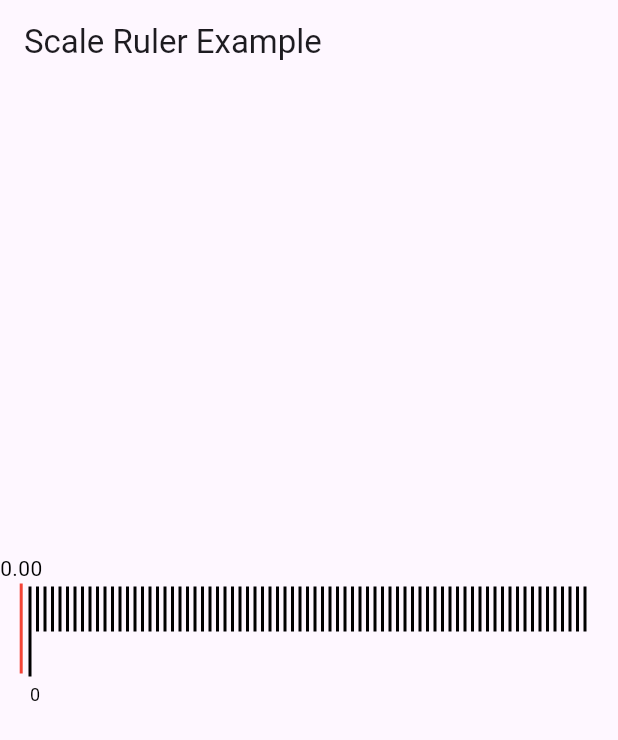
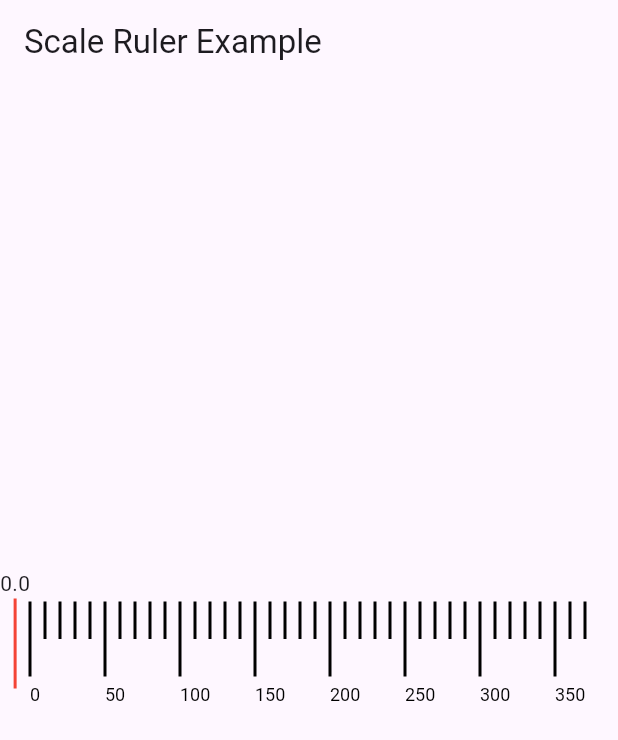
Before and after one commit to ShaheenDevs/ruler_scale_indicator, a Flutter app: the screen it shows after launch, on a phone screen of 412 x 824 dp. Shown: the top 740 px of the screen. Run offline on Flutter 3.47's test engine with Material 3 defaults, Android fonts, the phone set to English and light mode, and no system bars.

Commit message:
add scale

```diff
--- a/lib/ruler_scale_indicator.dart
+++ b/lib/ruler_scale_indicator.dart
@@ -38,15 +38,8 @@ class _ScaleRulerState extends State<ScaleRuler> {
           _selectedPosition = _selectedPosition.clamp(
               0.0, MediaQuery.of(context).size.width - 40);
         });
-
-        // Calculate the selected value based on position
-        double selectedValue = widget.minRange +
-            (_selectedPosition /
-                (MediaQuery.of(context).size.width - 40)) *
-                (widget.maxRange - widget.minRange);
-
         // Log the selected value
-        log('Selected Value: ${selectedValue.toStringAsFixed(widget.decimalPlaces)}');
+        log('Selected Position: ${_selectedPosition.toInt()}');
       },
       child: Stack(
         children: [
@@ -54,14 +47,10 @@ class _ScaleRulerState extends State<ScaleRuler> {
             padding: const EdgeInsets.only(top: 22.0),
             child: Container(
               width: double.infinity,
-              height: widget.rulerHeight,
+              height: 100,
               padding: const EdgeInsets.symmetric(horizontal: 20),
               child: CustomPaint(
-                painter: ScaleRulerPainter(
-                  minRange: widget.minRange,
-                  maxRange: widget.maxRange,
-                  lineSpacing: widget.lineSpacing,
-                ),
+                painter: ScaleRulerPainter(),
               ),
             ),
           ),
@@ -70,10 +59,7 @@ class _ScaleRulerState extends State<ScaleRuler> {
             top: 0,
             child: Column(
               children: [
-                Text(
-                  _getSelectedValue().toStringAsFixed(widget.decimalPlaces),
-                  style: const TextStyle(color: Colors.black),
-                ),
+                Text(_selectedPosition.toStringAsFixed(1)),
                 Container(
                   width: 2,
                   height: 60,
@@ -86,26 +72,9 @@ class _ScaleRulerState extends State<ScaleRuler> {
       ),
     );
   }
-
-  double _getSelectedValue() {
-    return widget.minRange +
-        (_selectedPosition /
-            (MediaQuery.of(context).size.width - 40)) *
-            (widget.maxRange - widget.minRange);
-  }
 }
 
 class ScaleRulerPainter extends CustomPainter {
-  final double minRange;
-  final double maxRange;
-  final double lineSpacing;
-
-  ScaleRulerPainter({
-    required this.minRange,
-    required this.maxRange,
-    required this.lineSpacing,
-  });
-
   @override
   void paint(Canvas canvas, Size size) {
     final paint = Paint()
@@ -117,14 +86,12 @@ class ScaleRulerPainter extends CustomPainter {
     double mediumLine = rulerHeight / 3;
     double shortLine = rulerHeight / 4;
 
-    for (double i = 0; i <= size.width; i += lineSpacing) {
-      double value = minRange + (i / size.width) * (maxRange - minRange);
-
-      if (value % 50 == 0) {
+    for (double i = 0; i <= size.width; i += 10) {
+      if (i % 50 == 0) {
         // Long line every 50 units
         canvas.drawLine(Offset(i, 0), Offset(i, longLine), paint);
-        drawText(canvas, value.toInt().toString(), Offset(i, longLine + 5));
-      } else if (value % 25 == 0) {
+        drawText(canvas, i.toInt().toString(), Offset(i, longLine + 5));
+      } else if (i % 25 == 0) {
         // Medium line every 25 units
         canvas.drawLine(Offset(i, 0), Offset(i, mediumLine), paint);
       } else {
@@ -135,7 +102,7 @@ class ScaleRulerPainter extends CustomPainter {
   }
 
   void drawText(Canvas canvas, String text, Offset offset) {
-    const textStyle = TextStyle(
+    final textStyle = const TextStyle(
       color: Colors.black,
       fontSize: 12,
     );
@@ -153,6 +120,6 @@ class ScaleRulerPainter extends CustomPainter {
 
   @override
   bool shouldRepaint(CustomPainter oldDelegate) {
-    return true;
+    return false;
   }
 }
```
